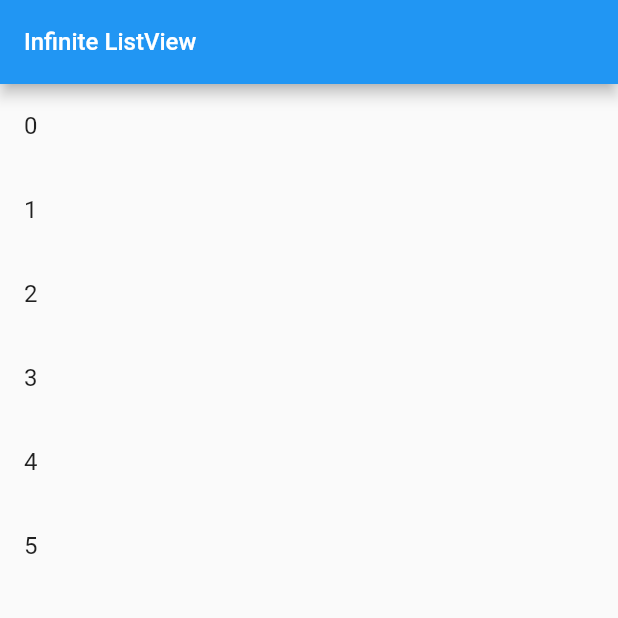
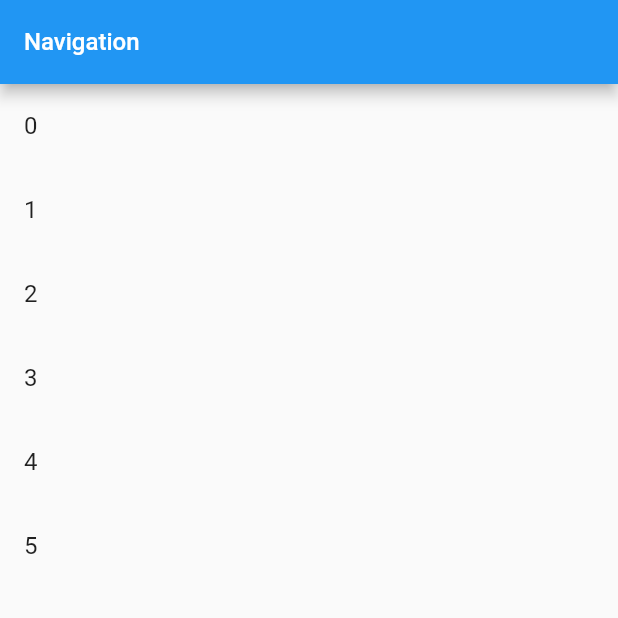
Before and after one commit to ibhavikmakwana/flutter_first_flight, a Flutter app: the screen it shows after launch, on a phone screen of 412 x 824 dp, the top half of it. Run offline on Flutter 3.47's test engine with Material 2 defaults, Android fonts, the phone set to English and light mode, and no system bars.

Commit message:
nav title

```diff
--- a/lib/main.dart
+++ b/lib/main.dart
@@ -11,7 +11,7 @@ class MyApp extends StatelessWidget {
       theme: ThemeData(
         primarySwatch: Colors.blue,
       ),
-      home: MyHomePage(title: 'Infinite ListView'),
+      home: MyHomePage(title: 'Navigation'),
     );
   }
 }
```
